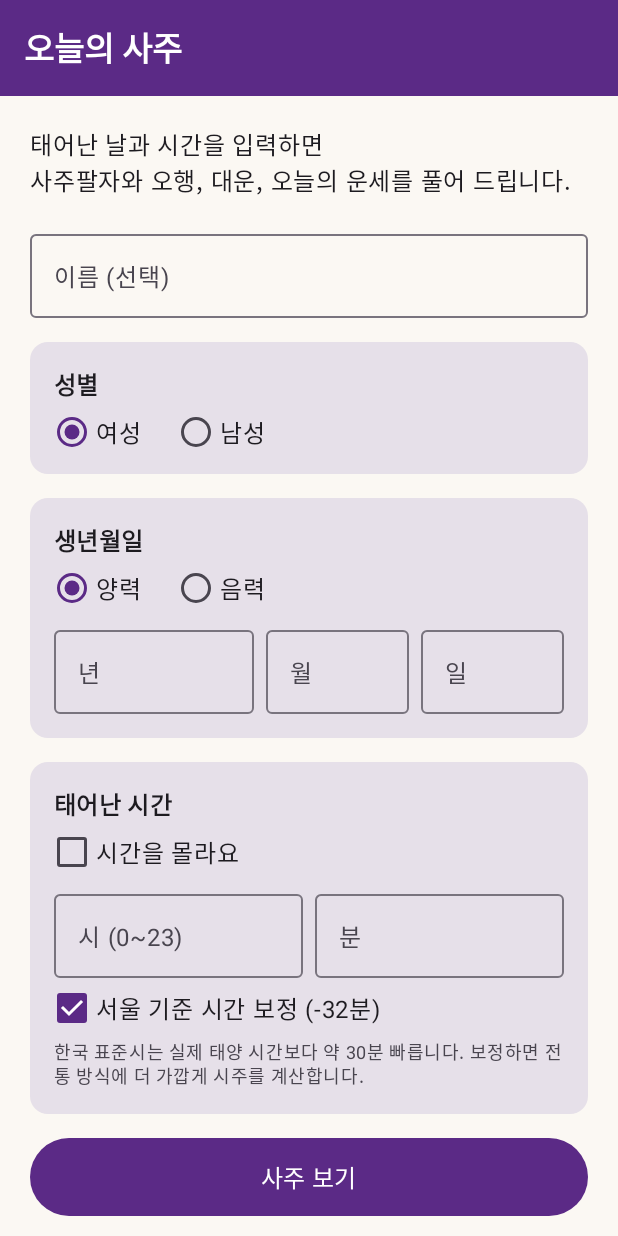
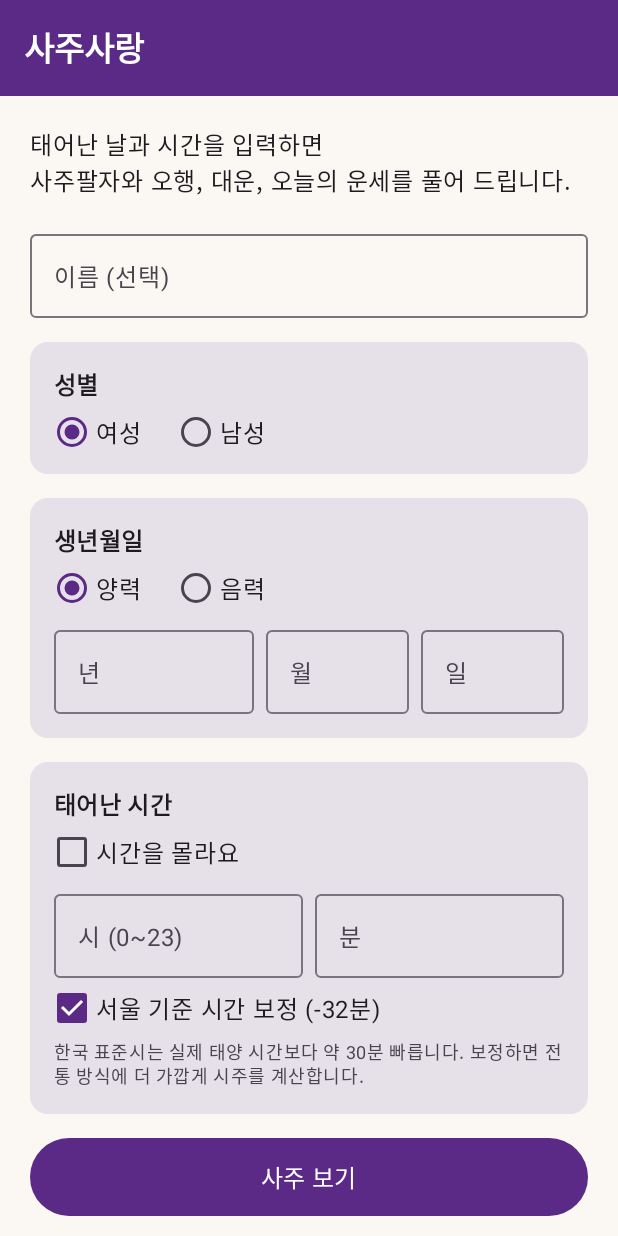
Before and after one commit to gofson11-blip/gracekim1, an Android app built with Jetpack Compose: the screen it shows after launch (MainActivity), on a phone screen of 412 x 824 dp. Run offline under Robolectric (Android 15) with nearby library versions, the phone set to English and light mode, and no system bars; our stand-ins replace AdMob.

Commit message:
앱 이름을 '사주사랑'으로 변경
Co-Authored-By: Claude Opus 5.5 <noreply@anthropic.com>
Claude-Session: https://claude.ai/code/session_01BZrxbkjyuWFXaDcv9mNJnj

```diff
--- a/gracekim/app/build.gradle.kts
+++ b/gracekim/app/build.gradle.kts
@@ -14,8 +14,8 @@ android {
         applicationId = "com.gracekim.saju"
         minSdk = 26
         targetSdk = 35
-        versionCode = 4
-        versionName = "1.3.0"
+        versionCode = 5
+        versionName = "1.3.1"
     }
 
     signingConfigs {
--- a/gracekim/app/src/main/java/com/gracekim/saju/ui/InputScreen.kt
+++ b/gracekim/app/src/main/java/com/gracekim/saju/ui/InputScreen.kt
@@ -100,7 +100,7 @@ fun InputScreen(
     form: FormData,
     onFormChange: (FormData) -> Unit,
     onSubmit: (FormData) -> Unit,
-    title: String = "오늘의 사주",
+    title: String = "사주사랑",
     intro: String = "태어난 날과 시간을 입력하면\n사주팔자와 오행, 대운, 오늘의 운세를 풀어 드립니다.",
     submitLabel: String = "사주 보기",
     onBack: (() -> Unit)? = null,
--- a/gracekim/app/src/main/res/values/strings.xml
+++ b/gracekim/app/src/main/res/values/strings.xml
@@ -1,3 +1,3 @@
 <resources>
-    <string name="app_name">오늘의 사주</string>
+    <string name="app_name">사주사랑</string>
 </resources>
```
Also changed, not shown: 2 other files.
